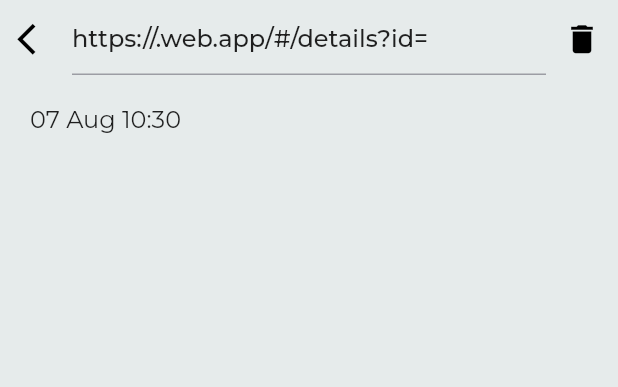
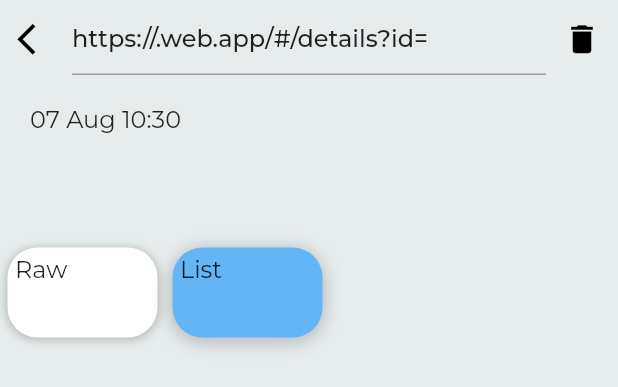
Before and after one commit to AlexeyPerov/LogKeeper-Flutter-Firebase, a Flutter app: the LogView widget shown alone on an empty page, opened directly with empty values, on a phone screen of 412 x 824 dp. Shown: the top 387 px of the screen. Run offline on Flutter 3.47's test engine with Material 2 defaults, Android fonts, the phone set to English and light mode, and no system bars; our stand-ins replace bloc, cloud_firestore, equatable, firebase_core, flutter_bloc, get_it and 5 more; missing offline and left inert: clipboard_manager, file_picker_cross, firestore_cache, proviso, uiblock, universal_html and 1 more; accounts and stored records are empty.

Commit message:
Basic mode options list implementation

```diff
--- a/log_keep/lib/screens/details/components/log_contents_view.dart
+++ b/log_keep/lib/screens/details/components/log_contents_view.dart
@@ -8,19 +8,18 @@ import 'package:universal_html/html.dart' as html;
 
 class LogContentsView extends StatefulWidget {
   final LogAnalysisEntity log;
+  final int mode;
 
-  LogContentsView({Key key, @required this.log}) : super(key: key) ;
+  LogContentsView({Key key, @required this.log, @required this.mode}) : super(key: key) ;
 
   @override
   _LogContentsViewState createState() => _LogContentsViewState();
 }
 
 class _LogContentsViewState extends State<LogContentsView> {
-  int _mode = 2;
-
   @override
   Widget build(BuildContext context) {
-    if (_mode == 0) {
+    if (widget.mode == 0) {
       final contents =
           '<html><body><pre>${widget.log.originalLog.data.contents}</pre></body></html>';
       final blob = html.Blob([contents], 'text/html');
@@ -35,7 +34,7 @@ class _LogContentsViewState extends State<LogContentsView> {
             iframeSettings: WebBrowserIFrameSettings(
                 width: '"' + browserWidth.toString() + '"'),
             interactionSettings:
-                WebBrowserInteractionSettings(topBar: null, bottomBar: null)),
+            WebBrowserInteractionSettings(topBar: null, bottomBar: null)),
       );
     } else {
       var textStyle = TextStyle(
--- a/log_keep/lib/screens/details/components/log_view.dart
+++ b/log_keep/lib/screens/details/components/log_view.dart
@@ -22,6 +22,8 @@ class LogView extends StatefulWidget {
 }
 
 class _LogViewState extends State<LogView> {
+  int _mode = 1;
+
   @override
   Widget build(BuildContext context) {
     return Column(crossAxisAlignment: CrossAxisAlignment.start, children: [
@@ -85,6 +87,8 @@ class _LogViewState extends State<LogView> {
         ),
       ),
       SizedBox(height: 10),
+      _buildModesList(),
+      SizedBox(height: 10),
       Expanded(
         child: Padding(
           padding: EdgeInsets.only(
@@ -92,9 +96,58 @@ class _LogViewState extends State<LogView> {
             left: 20,
             right: 20,
           ),
-          child: LogContentsView(log: widget.log),
+          child: LogContentsView(log: widget.log, mode: _mode),
         ),
       )
     ]);
   }
+
+  Widget _buildModesList() {
+    return Row(children: [
+      _modeCard("Raw", 0),
+      _modeCard("List", 1),
+    ],);
+  }
+
+  Widget _modeCard(String title, int index) {
+    var selected = _mode == index;
+
+    return GestureDetector(
+      onTap: () {
+        setState(() {
+          _mode = index;
+        });
+      },
+      child: Container(
+        margin: EdgeInsets.symmetric(vertical: 5.0, horizontal: 5.0),
+        height: 60.0,
+        width: 100.0,
+        decoration: BoxDecoration(
+          color: selected ? kPrimaryColor : Theme.of(context).cardColor,
+          borderRadius: BorderRadius.circular(20.0),
+          boxShadow: [selected ? commonBoxShadow() : slightBoxShadow()],
+        ),
+        child: Column(
+          mainAxisAlignment: MainAxisAlignment.spaceBetween,
+          crossAxisAlignment: CrossAxisAlignment.start,
+          children: <Widget>[
+            Padding(
+              padding: EdgeInsets.all(5.0),
+              child: Text(
+                  title,
+                  overflow: TextOverflow.fade,
+                  maxLines: 2
+              ),
+            ),
+            Padding(
+              padding: EdgeInsets.only(left: 5.0, bottom: 5.0),
+              child: Text(
+                  ""
+              ),
+            ),
+          ],
+        ),
+      ),
+    );
+  }
 }
```
Also changed, not shown: log_keep/lib/screens/home/components/logs_list.dart (+10 -35 lines).
